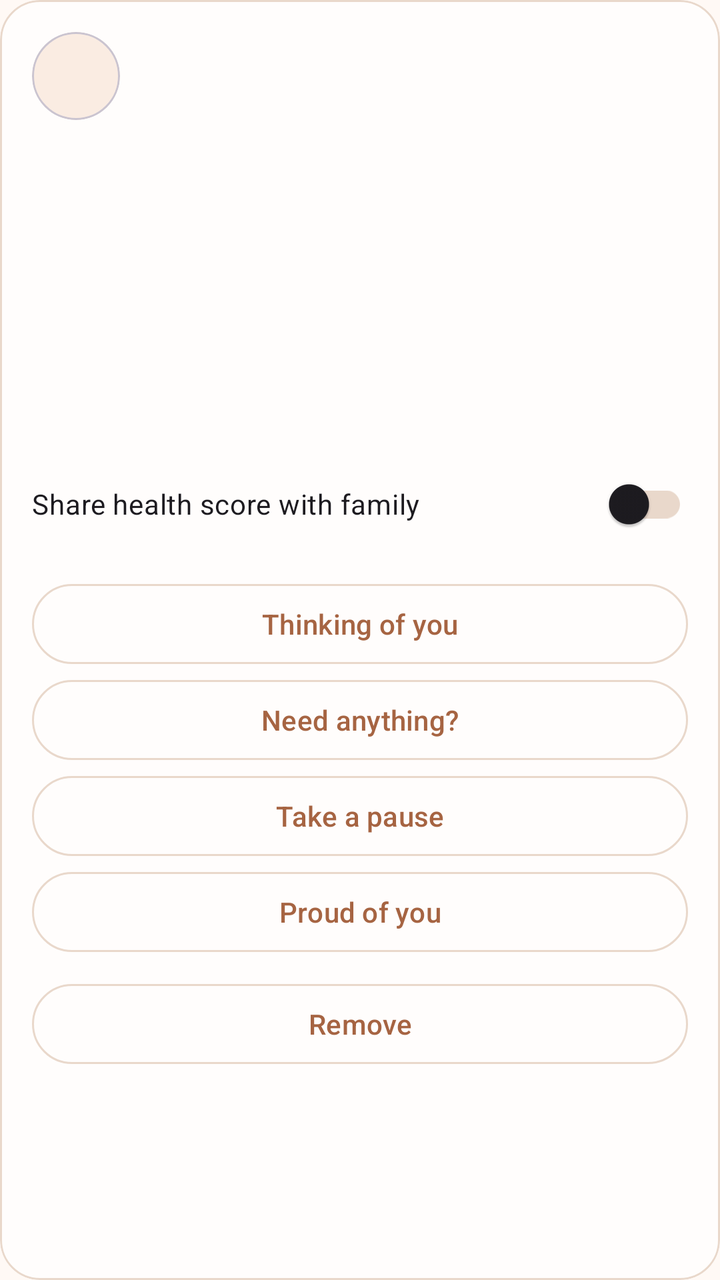
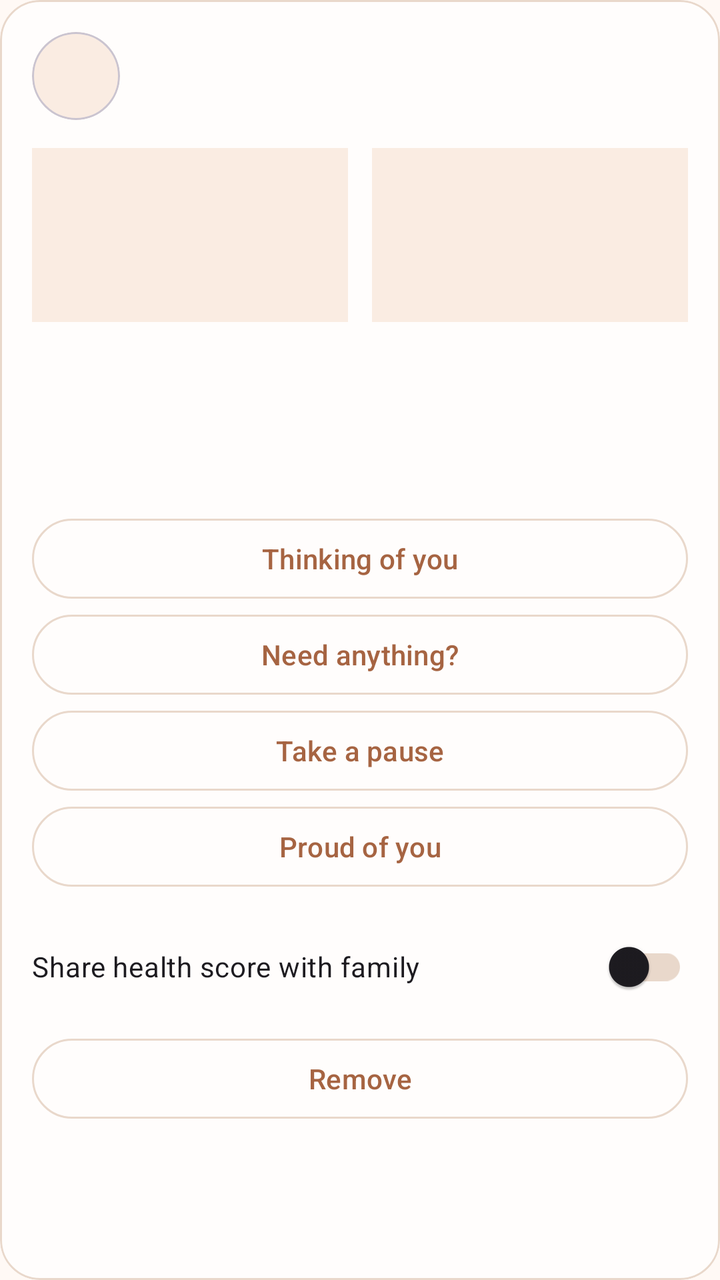

Compare the two renders of this Android layout. The source of the first and the diff that turns it into the second are given below.
<!-- AndroidManifest.xml: application theme Theme.VitaSense -->
<!-- res/layout/item_family_member.xml -->
<?xml version="1.0" encoding="utf-8"?>
<com.google.android.material.card.MaterialCardView xmlns:android="http://schemas.android.com/apk/res/android"
    xmlns:app="http://schemas.android.com/apk/res-auto"
    android:layout_width="match_parent"
    android:layout_height="wrap_content"
    android:layout_marginBottom="12dp"
    app:cardBackgroundColor="?attr/colorSurface"
    app:cardCornerRadius="20dp"
    app:strokeColor="?attr/colorOutline"
    app:strokeWidth="1dp">

    <LinearLayout
        android:layout_width="match_parent"
        android:layout_height="wrap_content"
        android:orientation="vertical"
        android:padding="16dp">

        <LinearLayout
            android:layout_width="match_parent"
            android:layout_height="wrap_content"
            android:gravity="center_vertical"
            android:orientation="horizontal">

            <com.google.android.material.card.MaterialCardView
                android:layout_width="44dp"
                android:layout_height="44dp"
                app:cardBackgroundColor="?attr/vsColorPrimarySoft"
                app:cardCornerRadius="22dp">

                <TextView
                    android:id="@+id/memberAvatarText"
                    android:layout_width="match_parent"
                    android:layout_height="match_parent"
                    android:gravity="center"
                    android:textColor="?android:attr/textColorPrimary"
                    android:textSize="18sp"
                    android:textStyle="bold" />
            </com.google.android.material.card.MaterialCardView>

            <LinearLayout
                android:layout_width="0dp"
                android:layout_height="wrap_content"
                android:layout_marginStart="12dp"
                android:layout_weight="1"
                android:orientation="vertical">

                <TextView
                    android:id="@+id/memberNameText"
                    android:layout_width="match_parent"
                    android:layout_height="wrap_content"
                    android:textColor="?android:attr/textColorPrimary"
                    android:textSize="16sp"
                    android:textStyle="bold" />

                <TextView
                    android:id="@+id/memberRoleText"
                    android:layout_width="wrap_content"
                    android:layout_height="wrap_content"
                    android:layout_marginTop="4dp"
                    android:textColor="?android:attr/textColorSecondary"
                    android:textSize="13sp" />
            </LinearLayout>
        </LinearLayout>

        <TextView
            android:id="@+id/memberMoodText"
            android:layout_width="match_parent"
            android:layout_height="wrap_content"
            android:layout_marginTop="12dp"
            android:textColor="?android:attr/textColorPrimary"
            android:textStyle="bold" />

        <TextView
            android:id="@+id/memberNoteText"
            android:layout_width="match_parent"
            android:layout_height="wrap_content"
            android:layout_marginTop="6dp"
            android:textColor="?android:attr/textColorSecondary" />

        <TextView
            android:id="@+id/memberStatusText"
            android:layout_width="match_parent"
            android:layout_height="wrap_content"
            android:layout_marginTop="6dp"
            android:textColor="?android:attr/textColorSecondary" />

        <TextView
            android:id="@+id/memberSupportSummaryText"
            android:layout_width="match_parent"
            android:layout_height="wrap_content"
            android:layout_marginTop="8dp"
            android:textColor="?attr/vsColorPrimaryStrong" />

        <LinearLayout
            android:id="@+id/healthScoreRow"
            android:layout_width="match_parent"
            android:layout_height="wrap_content"
            android:layout_marginTop="10dp"
            android:orientation="vertical">

            <TextView
                android:id="@+id/healthScoreText"
                android:layout_width="match_parent"
                android:layout_height="wrap_content"
                android:textColor="?android:attr/textColorPrimary"
                android:textStyle="bold" />

            <TextView
                android:id="@+id/healthScoreDetailText"
                android:layout_width="match_parent"
                android:layout_height="wrap_content"
                android:layout_marginTop="4dp"
                android:textColor="?android:attr/textColorSecondary" />

            <com.google.android.material.switchmaterial.SwitchMaterial
                android:id="@+id/shareHealthScoreSwitch"
                android:layout_width="match_parent"
                android:layout_height="wrap_content"
                android:layout_marginTop="8dp"
                android:text="@string/family_share_health_score" />
        </LinearLayout>

        <LinearLayout
            android:id="@+id/supportButtonGroup"
            android:layout_width="match_parent"
            android:layout_height="wrap_content"
            android:layout_marginTop="12dp"
            android:orientation="vertical">

            <com.google.android.material.button.MaterialButton
                android:id="@+id/supportThinkingButton"
                style="?attr/materialButtonOutlinedStyle"
                android:layout_width="match_parent"
                android:layout_height="wrap_content"
                android:text="@string/family_support_thinking" />

            <com.google.android.material.button.MaterialButton
                android:id="@+id/supportNeedAnythingButton"
                style="?attr/materialButtonOutlinedStyle"
                android:layout_width="match_parent"
                android:layout_height="wrap_content"
                android:text="@string/family_support_need_anything" />

            <com.google.android.material.button.MaterialButton
                android:id="@+id/supportTakePauseButton"
                style="?attr/materialButtonOutlinedStyle"
                android:layout_width="match_parent"
                android:layout_height="wrap_content"
                android:text="@string/family_support_take_pause" />

            <com.google.android.material.button.MaterialButton
                android:id="@+id/supportProudButton"
                style="?attr/materialButtonOutlinedStyle"
                android:layout_width="match_parent"
                android:layout_height="wrap_content"
                android:text="@string/family_support_proud" />
        </LinearLayout>

        <com.google.android.material.button.MaterialButton
            android:id="@+id/removeMemberButton"
            style="?attr/materialButtonOutlinedStyle"
            android:layout_width="match_parent"
            android:layout_height="wrap_content"
            android:layout_marginTop="8dp"
            android:text="@string/family_remove" />
    </LinearLayout>
</com.google.android.material.card.MaterialCardView>
<!-- resources referenced by this layout -->
<resources>
  <string name="family_remove">Remove</string>
  <string name="family_share_health_score">Share health score with family</string>
  <string name="family_support_need_anything">Need anything?</string>
  <string name="family_support_proud">Proud of you</string>
  <string name="family_support_take_pause">Take a pause</string>
  <string name="family_support_thinking">Thinking of you</string>
  <style name="Theme.VitaSense" parent="Theme.VitaSense.Default" />
  <style name="Theme.VitaSense.Default" parent="Base.Theme.VitaSense">
          <item name="colorPrimary">@color/vs_primary_700</item>
          <item name="colorOnPrimary">@color/white</item>
          <item name="colorSecondary">@color/vs_primary_500</item>
          <item name="colorSurface">@color/vs_surface</item>
          <item name="android:windowBackground">@color/vs_background</item>
          <item name="colorOutline">@color/vs_border_soft</item>
          <item name="android:textColorPrimary">@color/vs_text_primary</item>
          <item name="android:textColorSecondary">@color/vs_text_secondary</item>
          <item name="vsColorPrimaryStrong">@color/vs_primary_900</item>
          <item name="vsColorPrimarySoft">@color/vs_primary_100</item>
          <item name="vsColorSecondaryAccent">@color/vs_primary_500</item>
          <item name="vsColorSurfaceAlt">@color/vs_surface_alt</item>
          <item name="vsColorWeekSignalTile">@color/vs_week_signal_tile</item>
          <item name="vsColorWeekSignalHrv">@color/vs_week_signal_hrv</item>
          <item name="vsColorWeekSignalHeartRate">@color/vs_week_signal_hr</item>
          <item name="vsColorWeekSignalSleep">@color/vs_week_signal_sleep</item>
          <item name="vsColorAlert">@color/vs_alert_red</item>
          <item name="vsColorTextTertiary">@color/vs_text_tertiary</item>
      </style>
  <style name="Base.Theme.VitaSense" parent="Theme.Material3.DayNight.NoActionBar">
          <item name="shapeAppearanceMediumComponent">@style/ShapeAppearance.VitaSense.Medium</item>
          <item name="shapeAppearanceLargeComponent">@style/ShapeAppearance.VitaSense.Large</item>
      </style>
  <color name="vs_primary_700">#A66442</color>
  <color name="white">#FFFFFFFF</color>
  <color name="vs_primary_500">#C98963</color>
  <color name="vs_surface">#FFFDFC</color>
  <color name="vs_background">#FFF9F5</color>
  <color name="vs_border_soft">#E9D8CB</color>
  <color name="vs_text_primary">#3E2A20</color>
  <color name="vs_text_secondary">#7A6558</color>
  <color name="vs_primary_900">#7A4B34</color>
  <color name="vs_primary_100">#FAECE2</color>
  <color name="vs_surface_alt">#F9F0E9</color>
  <color name="vs_week_signal_tile">#FAF6F1</color>
  <color name="vs_week_signal_hrv">#A66442</color>
  <color name="vs_week_signal_hr">#9E3E2A20</color>
  <color name="vs_week_signal_sleep">#C59A7F</color>
  <color name="vs_alert_red">#D45A4A</color>
  <color name="vs_text_tertiary">#AD998C</color>
  <style name="ShapeAppearance.VitaSense.Medium" parent="ShapeAppearance.Material3.MediumComponent">
          <item name="cornerSize">16dp</item>
      </style>
  <style name="ShapeAppearance.VitaSense.Large" parent="ShapeAppearance.Material3.LargeComponent">
          <item name="cornerSize">24dp</item>
      </style>
</resources>

<!-- the commit's change to res/layout/item_family_member.xml (unified diff, before → after) -->
@@ -16,6 +16,7 @@
         android:padding="16dp">
 
         <LinearLayout
+            android:id="@+id/memberIdentityRow"
             android:layout_width="match_parent"
             android:layout_height="wrap_content"
             android:gravity="center_vertical"
@@ -62,106 +63,170 @@
             </LinearLayout>
         </LinearLayout>
 
-        <TextView
-            android:id="@+id/memberMoodText"
-            android:layout_width="match_parent"
-            android:layout_height="wrap_content"
-            android:layout_marginTop="12dp"
-            android:textColor="?android:attr/textColorPrimary"
-            android:textStyle="bold" />
+        <LinearLayout
+            android:id="@+id/todayStatusRow"
+            android:layout_width="match_parent"
+            android:layout_height="wrap_content"
+            android:layout_marginTop="14dp"
+            android:orientation="horizontal">
+
+            <LinearLayout
+                android:id="@+id/moodStatusBlock"
+                android:layout_width="0dp"
+                android:layout_height="wrap_content"
+                android:layout_marginEnd="6dp"
+                android:layout_weight="1"
+                android:background="?attr/vsColorPrimarySoft"
+                android:orientation="vertical"
+                android:padding="12dp">
+
+                <TextView
+                    android:id="@+id/moodSectionTitleText"
+                    android:layout_width="match_parent"
+                    android:layout_height="wrap_content"
+                    android:textColor="?android:attr/textColorSecondary"
+                    android:textSize="12sp"
+                    android:textStyle="bold" />
+
+                <TextView
+                    android:id="@+id/memberMoodText"
+                    android:layout_width="match_parent"
+                    android:layout_height="wrap_content"
+                    android:layout_marginTop="6dp"
+                    android:textColor="?android:attr/textColorPrimary"
+                    android:textStyle="bold" />
+
+                <TextView
+                    android:id="@+id/memberStatusText"
+                    android:layout_width="match_parent"
+                    android:layout_height="wrap_content"
+                    android:layout_marginTop="4dp"
+                    android:textColor="?android:attr/textColorSecondary"
+                    android:textSize="13sp" />
+            </LinearLayout>
+
+            <LinearLayout
+                android:id="@+id/healthStatusBlock"
+                android:layout_width="0dp"
+                android:layout_height="wrap_content"
+                android:layout_marginStart="6dp"
+                android:layout_weight="1"
+                android:background="?attr/vsColorPrimarySoft"
+                android:orientation="vertical"
+                android:padding="12dp">
+
+                <TextView
+                    android:id="@+id/healthSectionTitleText"
+                    android:layout_width="match_parent"
+                    android:layout_height="wrap_content"
+                    android:textColor="?android:attr/textColorSecondary"
+                    android:textSize="12sp"
+                    android:textStyle="bold" />
+
+                <TextView
+                    android:id="@+id/healthScoreText"
+                    android:layout_width="match_parent"
+                    android:layout_height="wrap_content"
+                    android:layout_marginTop="6dp"
+                    android:textColor="?android:attr/textColorPrimary"
+                    android:textStyle="bold" />
+
+                <TextView
+                    android:id="@+id/healthScoreDetailText"
+                    android:layout_width="match_parent"
+                    android:layout_height="wrap_content"
+                    android:layout_marginTop="4dp"
+                    android:textColor="?android:attr/textColorSecondary"
+                    android:textSize="13sp" />
+            </LinearLayout>
+        </LinearLayout>
 
         <TextView
             android:id="@+id/memberNoteText"
             android:layout_width="match_parent"
             android:layout_height="wrap_content"
-            android:layout_marginTop="6dp"
+            android:layout_marginTop="10dp"
             android:textColor="?android:attr/textColorSecondary" />
 
-        <TextView
-            android:id="@+id/memberStatusText"
-            android:layout_width="match_parent"
-            android:layout_height="wrap_content"
-            android:layout_marginTop="6dp"
-            android:textColor="?android:attr/textColorSecondary" />
-
-        <TextView
-            android:id="@+id/memberSupportSummaryText"
-            android:layout_width="match_parent"
-            android:layout_height="wrap_content"
-            android:layout_marginTop="8dp"
-            android:textColor="?attr/vsColorPrimaryStrong" />
-
-        <LinearLayout
-            android:id="@+id/healthScoreRow"
+        <LinearLayout
+            android:id="@+id/supportSection"
+            android:layout_width="match_parent"
+            android:layout_height="wrap_content"
+            android:layout_marginTop="14dp"
+            android:orientation="vertical">
+
+            <TextView
+                android:id="@+id/supportSectionTitleText"
+                android:layout_width="match_parent"
+                android:layout_height="wrap_content"
+                android:textColor="?android:attr/textColorSecondary"
+                android:textSize="12sp"
+                android:textStyle="bold" />
+
+            <TextView
+                android:id="@+id/memberSupportSummaryText"
+                android:layout_width="match_parent"
+                android:layout_height="wrap_content"
+                android:layout_marginTop="6dp"
+                android:textColor="?attr/vsColorPrimaryStrong" />
+        </LinearLayout>
+
+        <LinearLayout
+            android:id="@+id/supportButtonGroup"
             android:layout_width="match_parent"
             android:layout_height="wrap_content"
             android:layout_marginTop="10dp"
             android:orientation="vertical">
 
-            <TextView
-                android:id="@+id/healthScoreText"
-                android:layout_width="match_parent"
-                android:layout_height="wrap_content"
-                android:textColor="?android:attr/textColorPrimary"
-                android:textStyle="bold" />
-
-            <TextView
-                android:id="@+id/healthScoreDetailText"
-                android:layout_width="match_parent"
-                android:layout_height="wrap_content"
-                android:layout_marginTop="4dp"
-                android:textColor="?android:attr/textColorSecondary" />
+            <com.google.android.material.button.MaterialButton
+                android:id="@+id/supportThinkingButton"
+                style="?attr/materialButtonOutlinedStyle"
+                android:layout_width="match_parent"
+                android:layout_height="wrap_content"
+                android:text="@string/family_support_thinking" />
+
+            <com.google.android.material.button.MaterialButton
+                android:id="@+id/supportNeedAnythingButton"
+                style="?attr/materialButtonOutlinedStyle"
+                android:layout_width="match_parent"
+                android:layout_height="wrap_content"
+                android:text="@string/family_support_need_anything" />
+
+            <com.google.android.material.button.MaterialButton
+                android:id="@+id/supportTakePauseButton"
+                style="?attr/materialButtonOutlinedStyle"
+                android:layout_width="match_parent"
+                android:layout_height="wrap_content"
+                android:text="@string/family_support_take_pause" />
+
+            <com.google.android.material.button.MaterialButton
+                android:id="@+id/supportProudButton"
+                style="?attr/materialButtonOutlinedStyle"
+                android:layout_width="match_parent"
+                android:layout_height="wrap_content"
+                android:text="@string/family_support_proud" />
+        </LinearLayout>
+
+        <LinearLayout
+            android:id="@+id/memberControlsSection"
+            android:layout_width="match_parent"
+            android:layout_height="wrap_content"
+            android:layout_marginTop="12dp"
+            android:orientation="vertical">
 
             <com.google.android.material.switchmaterial.SwitchMaterial
                 android:id="@+id/shareHealthScoreSwitch"
                 android:layout_width="match_parent"
                 android:layout_height="wrap_content"
+                android:text="@string/family_share_health_score" />
+
+            <com.google.android.material.button.MaterialButton
+                android:id="@+id/removeMemberButton"
+                style="?attr/materialButtonOutlinedStyle"
+                android:layout_width="match_parent"
+                android:layout_height="wrap_content"
                 android:layout_marginTop="8dp"
-                android:text="@string/family_share_health_score" />
-        </LinearLayout>
-
-        <LinearLayout
-            android:id="@+id/supportButtonGroup"
-            android:layout_width="match_parent"
-            android:layout_height="wrap_content"
-            android:layout_marginTop="12dp"
-            android:orientation="vertical">
-
-            <com.google.android.material.button.MaterialButton
-                android:id="@+id/supportThinkingButton"
-                style="?attr/materialButtonOutlinedStyle"
-                android:layout_width="match_parent"
-                android:layout_height="wrap_content"
-                android:text="@string/family_support_thinking" />
-
-            <com.google.android.material.button.MaterialButton
-                android:id="@+id/supportNeedAnythingButton"
-                style="?attr/materialButtonOutlinedStyle"
-                android:layout_width="match_parent"
-                android:layout_height="wrap_content"
-                android:text="@string/family_support_need_anything" />
-
-            <com.google.android.material.button.MaterialButton
-                android:id="@+id/supportTakePauseButton"
-                style="?attr/materialButtonOutlinedStyle"
-                android:layout_width="match_parent"
-                android:layout_height="wrap_content"
-                android:text="@string/family_support_take_pause" />
-
-            <com.google.android.material.button.MaterialButton
-                android:id="@+id/supportProudButton"
-                style="?attr/materialButtonOutlinedStyle"
-                android:layout_width="match_parent"
-                android:layout_height="wrap_content"
-                android:text="@string/family_support_proud" />
-        </LinearLayout>
-
-        <com.google.android.material.button.MaterialButton
-            android:id="@+id/removeMemberButton"
-            style="?attr/materialButtonOutlinedStyle"
-            android:layout_width="match_parent"
-            android:layout_height="wrap_content"
-            android:layout_marginTop="8dp"
-            android:text="@string/family_remove" />
+                android:text="@string/family_remove" />
+        </LinearLayout>
     </LinearLayout>
 </com.google.android.material.card.MaterialCardView>
